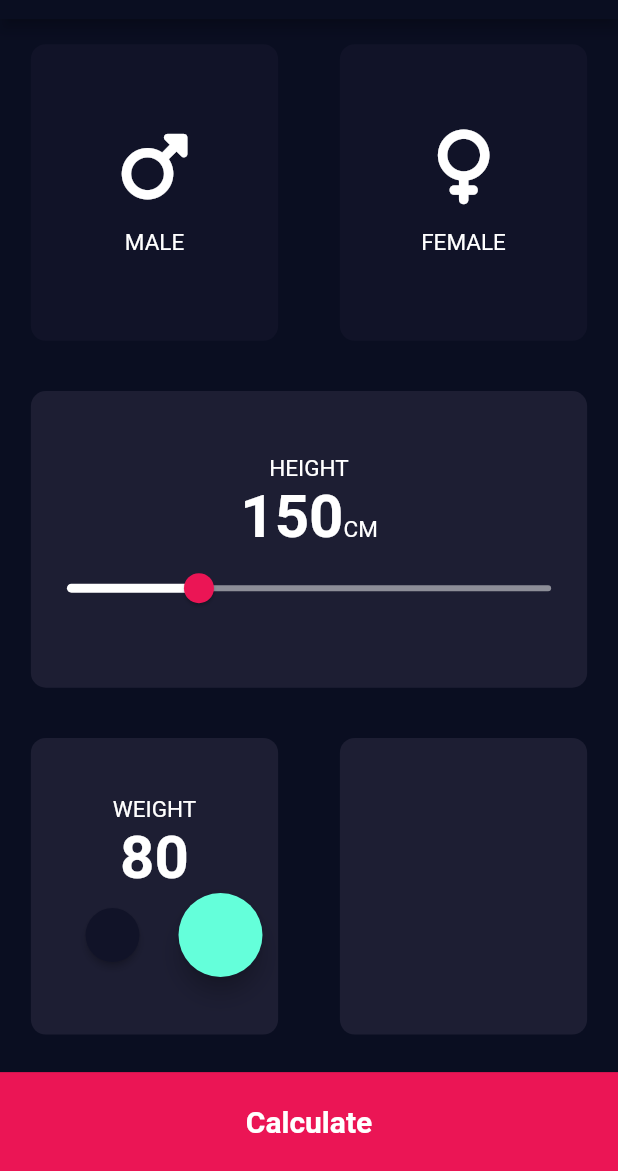
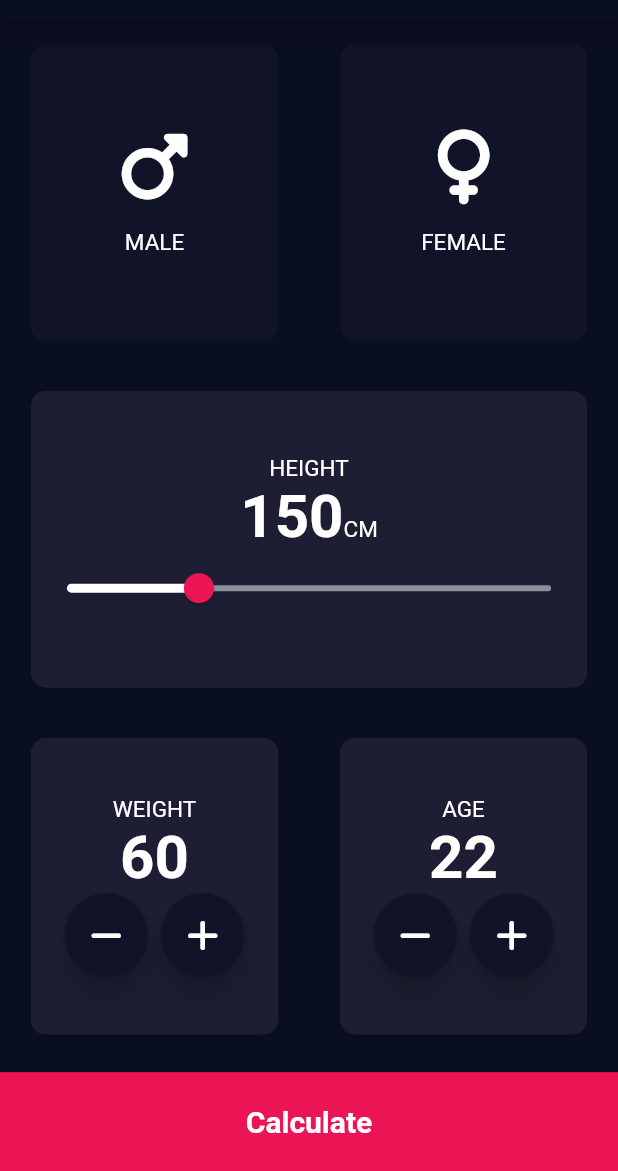
Before and after one commit to Aphosishiro/BMI, a Flutter app: the screen it shows after launch, on a phone screen of 412 x 824 dp, the part 65-1236 px from its top. Run offline on Flutter 3.47's test engine with Material 2 defaults, Android fonts, the phone set to English and light mode, and no system bars; our stand-ins replace font_awesome_flutter.

Commit message:
added age and weight cards

```diff
--- a/lib/screens/home.dart
+++ b/lib/screens/home.dart
@@ -17,8 +17,8 @@ class _HomeState extends State<Home> {
   Gender selectedGender = Gender.none;
 
   int height = 150;
-
-  int weight = 80;
+  int weight = 60;
+  int age = 22;
 
   @override
   Widget build(BuildContext context) {
@@ -139,10 +139,25 @@ class _HomeState extends State<Home> {
                         Row(
                           mainAxisAlignment: MainAxisAlignment.center,
                           children: [
-                            const RoundedButtons(),
-                            FloatingActionButton(
-                              onPressed: () {},
-                            )
+                            RoundedButtons(
+                              icon: FontAwesomeIcons.minus,
+                              onpressed: () {
+                                setState(() {
+                                  weight--;
+                                });
+                              },
+                            ),
+                            SizedBox(
+                              width: size.width * 0.02,
+                            ),
+                            RoundedButtons(
+                              icon: FontAwesomeIcons.plus,
+                              onpressed: () {
+                                setState(() {
+                                  weight++;
+                                });
+                              },
+                            ),
                           ],
                         )
                       ],
@@ -153,7 +168,41 @@ class _HomeState extends State<Home> {
                   child: ReuseableCard(
                     onPress: () {},
                     color: kActiveCardColor,
-                    cardChild: const Column(),
+                    cardChild: Column(
+                      mainAxisAlignment: MainAxisAlignment.center,
+                      children: [
+                        Text(
+                          "AGE",
+                          style: kLabelText,
+                        ),
+                        Text(
+                          age.toString(),
+                          style: kLabelBoldText,
+                        ),
+                        Row(
+                          mainAxisAlignment: MainAxisAlignment.center,
+                          children: [
+                            RoundedButtons(
+                                icon: FontAwesomeIcons.minus,
+                                onpressed: () {
+                                  setState(() {
+                                    age--;
+                                  });
+                                }),
+                            SizedBox(
+                              width: size.width * 0.02,
+                            ),
+                            RoundedButtons(
+                                icon: FontAwesomeIcons.plus,
+                                onpressed: () {
+                                  setState(() {
+                                    age++;
+                                  });
+                                }),
+                          ],
+                        ),
+                      ],
+                    ),
                   ),
                 ),
               ],
@@ -178,14 +227,24 @@ class _HomeState extends State<Home> {
 }
 
 class RoundedButtons extends StatelessWidget {
-  const RoundedButtons({super.key});
+  const RoundedButtons(
+      {super.key, required this.icon, required this.onpressed});
+
+  final IconData icon;
+  final VoidCallback onpressed;
 
   @override
   Widget build(BuildContext context) {
     return RawMaterialButton(
-      onPressed: () {},
+      constraints: const BoxConstraints.tightFor(
+        width: 56.0,
+        height: 56.0,
+      ),
+      elevation: 6.0,
+      onPressed: onpressed,
       shape: const CircleBorder(),
       fillColor: const Color(0xFF111328),
+      child: Icon(icon),
     );
   }
 }
```
